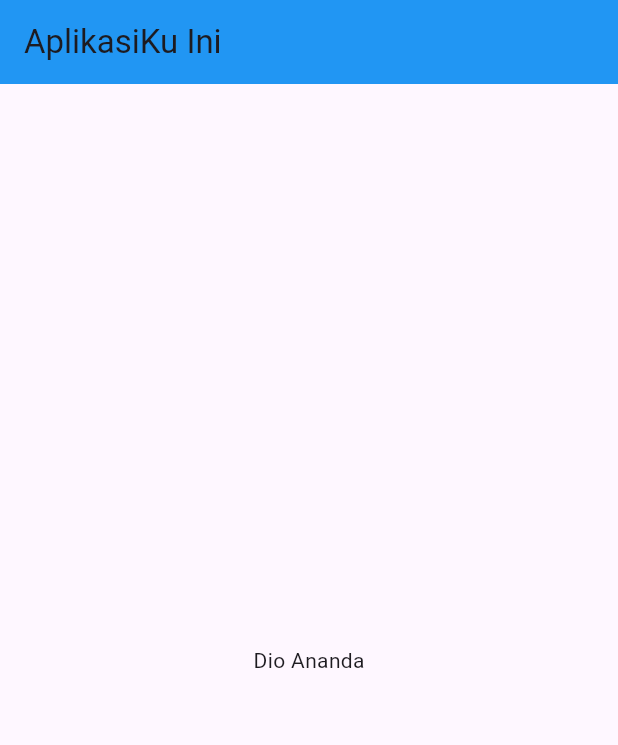
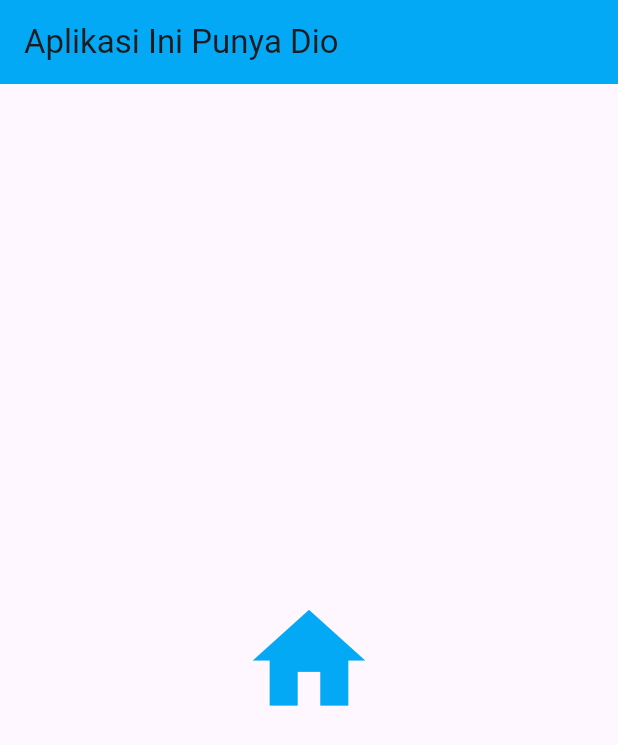
Before and after one commit to dioannda/Mobile_Programming, a Flutter app: the screen it shows after launch, on a phone screen of 412 x 824 dp. Shown: the top 745 px of the screen. Run offline on Flutter 3.47's test engine with Material 3 defaults, Android fonts, the light colour scheme and no system bars.

Commit message:
Praktikum2

```diff
--- a/project1/lib/AppBar.dart
+++ b/project1/lib/AppBar.dart
@@ -1,4 +1,5 @@
 import 'package:flutter/material.dart';
+
 
 void main() {
   runApp(const DioAnanda());
--- /dev/null
+++ b/project1/lib/icon.dart
@@ -0,0 +1,28 @@
+import 'package:flutter/material.dart';
+
+void main() {
+  runApp(DioAnanda());
+}
+
+class DioAnanda extends StatelessWidget {
+  const DioAnanda({super.key});
+
+  @override
+  Widget build(BuildContext context) {
+    return MaterialApp(
+        home: Scaffold(
+            appBar: AppBar(
+              backgroundColor: Colors.lightBlue,
+              title: Text("Aplikasi Ini Punya Dio"),
+            ),
+            body: Center(
+              child: Icon(
+                Icons.home,
+                size: 90.0,
+                color: Colors.lightBlue,
+
+
+              ),
+            )));
+  }
+}
--- /dev/null
+++ b/project1/lib/images.dart
@@ -0,0 +1,21 @@
+import 'package:flutter/material.dart';
+
+void main() {
+  runApp(DioAnanda());
+}
+
+class DioAnanda extends StatelessWidget {
+  const DioAnanda({super.key});
+
+  @override
+  Widget build(BuildContext context) {
+    return MaterialApp(
+        home: Scaffold(
+            appBar: AppBar(
+              backgroundColor: Colors.lightBlue,
+              title: Text("Aplikasi Ini Punya Dio"),
+            ),
+            body: Center(child: Image.asset("assets/messi.jpg"),
+            )));
+  }
+}
--- a/project1/pubspec.yaml
+++ b/project1/pubspec.yaml
@@ -58,8 +58,8 @@ flutter:
   uses-material-design: true
 
   # To add assets to your application, add an assets section, like this:
-  # assets:
-  #   - images/a_dot_burr.jpeg
+  assets:
+    - assets/messi.jpg
   #   - images/a_dot_ham.jpeg
 
   # An image asset can refer to one or more resolution-specific "variants", see
```
Also changed, not shown: project1/lib/container.dart (added, +28 -0 lines), project1/lib/elevated_button.dart (added, +27 -0 lines), project1/assets/messi.jpg (added).
